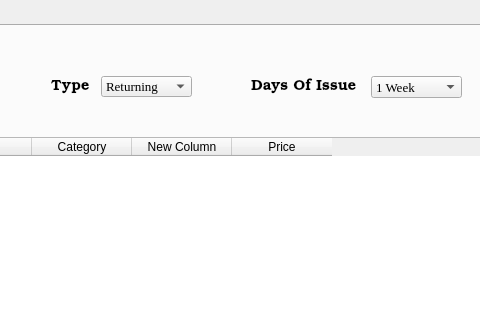
Old version of the form Library.ui in the repository Midnight1938/Library-Management-System; both pictures show x 431 to 911 and y 0 to 320 of the 1129 by 545 pixel window.
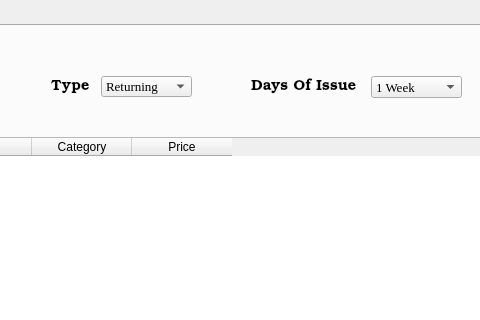
New version of the form. The open tabs and pages were chosen to show the change. Icons and pictures are not drawn.

Commit message: Removed Useless Column

```diff
--- a/Library.ui
+++ b/Library.ui
@@ -174,11 +174,6 @@
         <string>Category</string>
        </property>
       </column>
-      <column>
-       <property name="text">
-        <string>New Column</string>
-       </property>
-      </column>
       <column>
        <property name="text">
         <string>Price</string>
```
Left out of the diff: 2 changed lines with no effect on the pictures.
